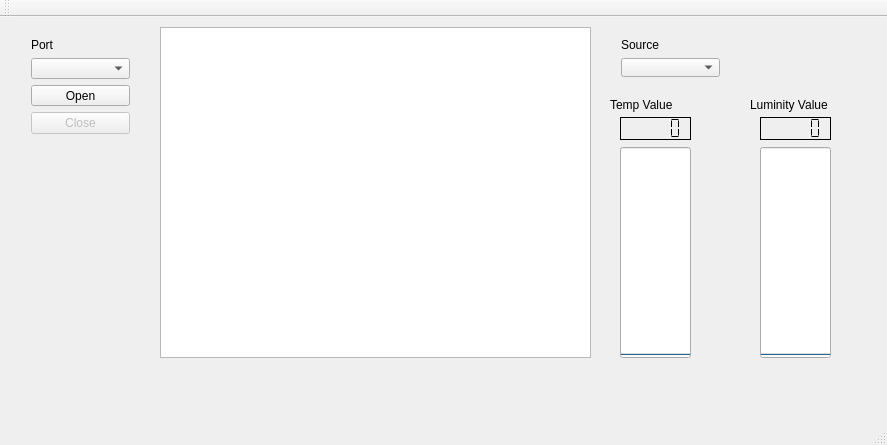
This is GUI/mainwindow.ui in RaiBP/aodv-wsn as Qt 5 draws it before an edit. The edited form follows.
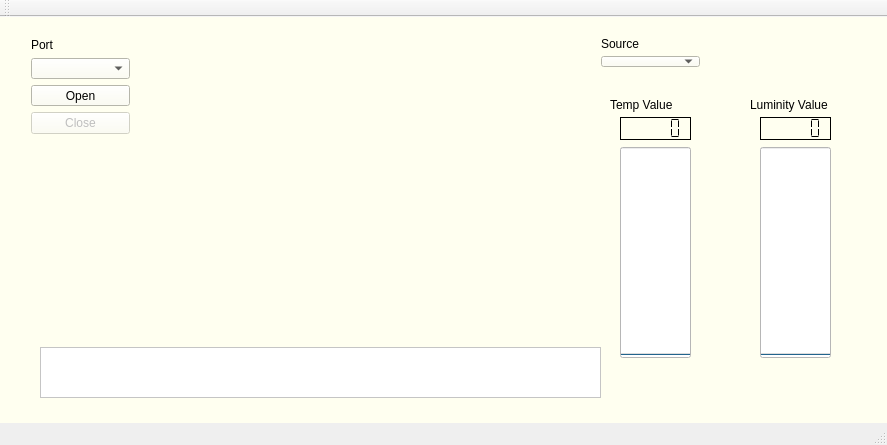
This is the edited form.

Patch:
```diff
--- a/GUI/mainwindow.ui
+++ b/GUI/mainwindow.ui
@@ -14,18 +14,24 @@
    <string>MainWindow</string>
   </property>
   <widget class="QWidget" name="centralWidget">
+   <property name="styleSheet">
+    <string notr="true">background-color: #FFFFF0</string>
+   </property>
    <widget class="QTextEdit" name="textEdit_Status">
     <property name="enabled">
      <bool>true</bool>
     </property>
     <property name="geometry">
      <rect>
-      <x>160</x>
-      <y>10</y>
-      <width>431</width>
-      <height>331</height>
+      <x>40</x>
+      <y>330</y>
+      <width>561</width>
+      <height>51</height>
      </rect>
     </property>
+    <property name="styleSheet">
+     <string notr="true">background-color: #FFFFFF</string>
+    </property>
    </widget>
    <widget class="QWidget" name="layoutWidget">
     <property name="geometry">
@@ -75,6 +81,9 @@
       <height>211</height>
      </rect>
     </property>
+    <property name="styleSheet">
+     <string notr="true">background-color: #FFFFFF</string>
+    </property>
     <property name="maximum">
      <number>40</number>
     </property>
@@ -132,6 +141,9 @@
       <height>211</height>
      </rect>
     </property>
+    <property name="styleSheet">
+     <string notr="true">background-color: #FFFFFF</string>
+    </property>
     <property name="maximum">
      <number>40</number>
     </property>
@@ -183,10 +195,10 @@
    <widget class="QWidget" name="layoutWidget_2">
     <property name="geometry">
      <rect>
-      <x>610</x>
+      <x>590</x>
       <y>10</y>
       <width>121</width>
-      <height>61</height>
+      <height>51</height>
      </rect>
     </property>
     <layout class="QVBoxLayout" name="verticalLayout_2">
```
